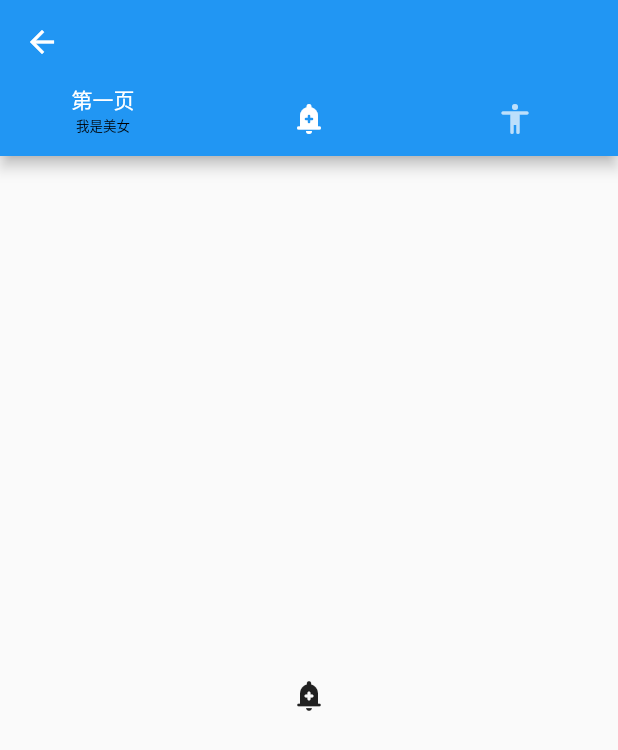
After one commit to shusheng007/flutter_app_learn, a Flutter app: the EnhanceTabBar screen opened directly, tab 2 chosen, on a phone screen of 412 x 824 dp. The commit adds this screen. Shown: the top 750 px of the screen. Run offline on Flutter 3.47's test engine with Material 2 defaults, Android fonts, the phone set to English and light mode, and no system bars.

Commit message:
feature: add tabBar

```diff
--- a/lib/main.dart
+++ b/lib/main.dart
@@ -1,5 +1,6 @@
 import 'package:flutter/material.dart';
 import 'package:flutter_app_learn/models/route_item.dart';
+import 'package:flutter_app_learn/ui/enhance_tab_bar.dart';
 import 'package:flutter_app_learn/ui/expanded.dart';
 import 'package:flutter_app_learn/ui/future_builder.dart';
 import 'package:flutter_app_learn/ui/opacity.dart';
@@ -47,6 +48,7 @@ class MyApp extends StatelessWidget {
           case ROUTE_PAGE_VIEW:
             return MaterialPageRoute(builder: (context)=>PageViewPage());
             case ROUTE_TAB_BAR:
+            // return MaterialPageRoute(builder: (context)=>EnhanceTabBar());
             return MaterialPageRoute(builder: (context)=>TabBarPage());
           default:
             return MaterialPageRoute(builder: (context) => HomePage());
--- /dev/null
+++ b/lib/ui/enhance_tab_bar.dart
@@ -0,0 +1,165 @@
+import 'dart:developer';
+
+import 'package:flutter/material.dart';
+
+/**
+ * Copyright (C) 2021 shusheng007
+ * 完全享有此软件的著作权
+ *
+ * @author       shusheng007
+ * @createDate   2021/1/24 16:56
+ * @description
+ */
+
+class EnhanceTabBar extends StatefulWidget {
+  @override
+  _EnhanceTabBarState createState() => _EnhanceTabBarState();
+}
+
+class _EnhanceTabBarState extends State<EnhanceTabBar>
+    with SingleTickerProviderStateMixin {
+  TabController _tabController;
+
+  // List<Tab> tabs = <Tab>[
+  //   Tab(
+  //     child: Column(
+  //       children: [
+  //         Text(
+  //           '第一页',
+  //           style: TextStyle(fontSize: 14, color: Colors.white, ),
+  //         ),
+  //         Text(
+  //           '我是美女',
+  //           style: TextStyle(fontSize: 9,  color:  Colors.white),
+  //         ),
+  //       ],
+  //     ),
+  //   ),
+  //   Tab(
+  //     icon: Icon(Icons.add_alert_rounded),
+  //   ),
+  //   Tab(
+  //     icon: Icon(Icons.accessibility_rounded),
+  //   )
+  // ];
+  int currentIndex=0;
+
+
+  @override
+  void initState() {
+    super.initState();
+    _tabController = TabController(length: 3, vsync: this);
+    _tabController.addListener(() {
+      if (!_tabController.indexIsChanging) {
+        // Your code goes here.
+        // To get index of current tab use tabController.index
+        log('${_tabController.index}');
+        setState(() {
+          currentIndex =_tabController.index;
+        });
+      }
+    });
+  }
+
+  @override
+  void dispose() {
+    _tabController.dispose();
+    super.dispose();
+  }
+
+  @override
+  Widget build(BuildContext context) {
+    var  tabs = <Tab>[
+      Tab(
+        child: Column(
+          children: [
+            Text(
+              '第一页',
+              style: TextStyle(fontSize: 14, color: Colors.white,fontWeight:currentIndex==0? FontWeight.bold: FontWeight.normal),
+            ),
+            Text(
+              '我是美女',
+              style: TextStyle(fontSize: 9,  color: currentIndex==0? Colors.white:Colors.black),
+            ),
+          ],
+        ),
+      ),
+      Tab(
+        icon: Icon(Icons.add_alert_rounded),
+      ),
+      Tab(
+        icon: Icon(Icons.accessibility_rounded),
+      )
+    ];
+    return Scaffold(
+      appBar: AppBar(
+        bottom: TabBar(
+          tabs: tabs,
+          controller: _tabController,
+          indicatorColor:Colors.transparent ,
+        ),
+      ),
+      body: TabBarView(controller: _tabController, children: [
+        Icon(Icons.supervised_user_circle_rounded),
+        Icon(Icons.add_alert_rounded),
+        Icon(Icons.accessibility_rounded),
+      ]),
+    );
+
+/*    return DefaultTabController(
+      length: 3,
+      child: Builder(
+        builder: (BuildContext context) {
+          final TabController tabController = DefaultTabController.of(context);
+          int selectIndex=0;
+          tabController.addListener(() {
+            if (!tabController.indexIsChanging) {
+              // Your code goes here.
+              // To get index of current tab use tabController.index
+              log('${tabController.index}');
+              setState(() {
+                selectIndex=tabController.index;
+              });
+            }
+          });
+
+          return Scaffold(
+            appBar: AppBar(
+              title: Text('TabBar'),
+              bottom: TabBar(
+                tabs: [
+                  Column(
+                    children: [
+                      Text(
+                        '第一页',
+                        style: TextStyle(fontSize: 14,color: selectIndex==0?Colors.white:Colors.black),
+                      ),
+                      Text(
+                        '我是美女',
+                        style: TextStyle(fontSize: 9, color: selectIndex==0?Colors.orange:Colors.grey),
+                      ),
+                    ],
+                  ),
+                  Tab(
+                    icon: Icon(Icons.add_alert_rounded),
+                  ),
+                  Tab(
+                    icon: Icon(Icons.accessibility_rounded),
+                  )
+                ],
+                // labelColor: Colors.black,
+                // unselectedLabelColor: Colors.white,
+                indicatorColor:Colors.transparent ,
+              ),
+            ),
+            body: TabBarView(children: [
+              Icon(Icons.supervised_user_circle_rounded),
+              Icon(Icons.add_alert_rounded),
+              Icon(Icons.accessibility_rounded),
+            ]),
+          );
+        },
+      ),
+    );*/
+  }
+}
--- a/lib/ui/tab_bar.dart
+++ b/lib/ui/tab_bar.dart
@@ -1,3 +1,5 @@
+import 'dart:developer';
+
 import 'package:flutter/material.dart';
 
 /**
@@ -12,14 +14,14 @@ import 'package:flutter/material.dart';
 class TabBarPage extends StatelessWidget {
   @override
   Widget build(BuildContext context) {
-    return DefaultTabController(
-        length: 3,
-        child: Scaffold(
-          appBar: AppBar(
-            title: Text('TabBar'),
-            bottom: TabBar(tabs: [
+    return _TabBarView();
+  }
+}
+
+class _TabBarView extends StatelessWidget {
+  final tabs = <Tab>[
     Tab(
-                icon: Icon(Icons.supervised_user_circle_rounded),
+      text: '第一页',
     ),
     Tab(
       icon: Icon(Icons.add_alert_rounded),
@@ -27,15 +29,40 @@ class TabBarPage extends StatelessWidget {
     Tab(
       icon: Icon(Icons.accessibility_rounded),
     )
-            ]),
+  ];
+
+  @override
+  Widget build(BuildContext context) {
+    return DefaultTabController(
+      length: tabs.length,
+       child:
+       Builder(
+        builder: (BuildContext context) {
+          final TabController tabController = DefaultTabController.of(context);
+          tabController.addListener(() {
+            if (!tabController.indexIsChanging) {
+              log('${tabController.index}');
+            }
+          });
+
+          return Scaffold(
+            appBar: AppBar(
+              title: Text('TabBar'),
+              bottom: TabBar(
+                tabs: tabs,
               ),
-          body:TabBarView(children: [
+            ),
+            // bottomNavigationBar:TabBar(
+            //   tabs: tabs,
+            // ) ,
+            body: TabBarView(children: [
               Icon(Icons.supervised_user_circle_rounded),
               Icon(Icons.add_alert_rounded),
               Icon(Icons.accessibility_rounded),
             ]),
-        ));
+          );
+        },
+      ),
+    );
   }
-
-
 }
--- a/pubspec.yaml
+++ b/pubspec.yaml
@@ -18,7 +18,7 @@ publish_to: 'none' # Remove this line if you wish to publish to pub.dev
 version: 1.0.0+1
 
 environment:
-  sdk: ">=2.7.0 <3.0.0"
+  sdk: ">=2.10.0 <3.0.0"
 
 dependencies:
   flutter:
```
Also changed, not shown: pubspec.lock. Lines whose indentation alone changed are shown as unchanged.
